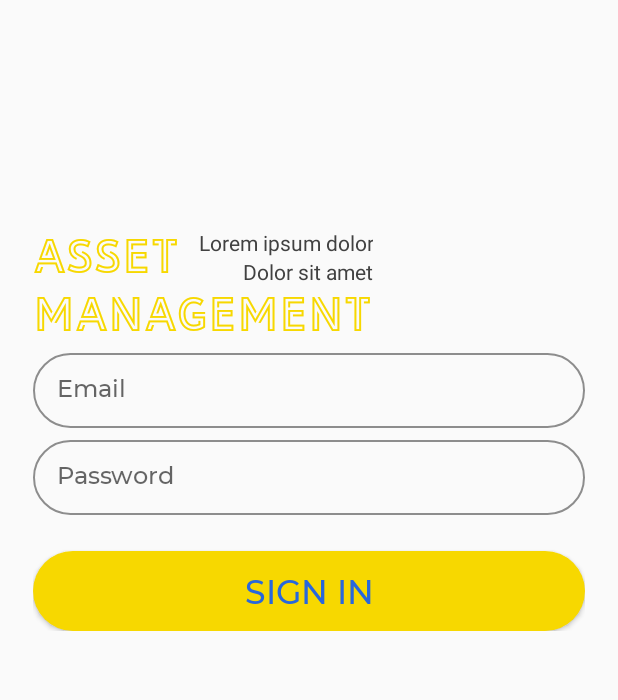
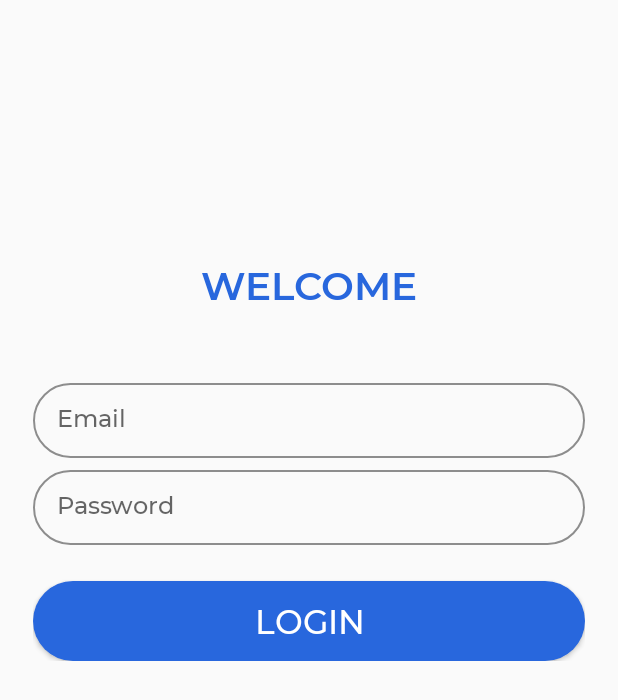
Before and after one commit to misbahmunirinalkhafadh/Asset-Management-Mobile, an Android app: the screen it shows after launch (LoginActivity), on a phone screen of 412 x 824 dp. Shown: the top 700 px of the screen. Run offline under Robolectric (Android 15) with nearby library versions, the phone set to English and light mode, and no system bars.

Commit message:
update lage

```diff
--- a/app/src/main/res/drawable/btn_login.xml
+++ b/app/src/main/res/drawable/btn_login.xml
@@ -2,7 +2,7 @@
 <shape xmlns:android="http://schemas.android.com/apk/res/android">
 
     <solid
-        android:color="@color/colorYellow"
+        android:color="@color/colorBlue"
 
         />
 
--- a/app/src/main/res/layout/activity_informasi.xml
+++ b/app/src/main/res/layout/activity_informasi.xml
@@ -57,13 +57,13 @@
                 android:layout_marginTop="16dp" />
 
             <include
-                android:layout_marginBottom="16dp"
                 android:id="@+id/button"
                 style="@style/ItemLayout"
                 layout="@layout/layout_btn_information"
                 android:layout_width="match_parent"
                 android:layout_height="wrap_content"
-                android:layout_marginTop="16dp" />
+                android:layout_marginTop="16dp"
+                android:layout_marginBottom="16dp" />
 
         </LinearLayout>
 
--- a/app/src/main/res/layout/activity_login.xml
+++ b/app/src/main/res/layout/activity_login.xml
@@ -1,6 +1,5 @@
 <?xml version="1.0" encoding="utf-8"?>
 <ScrollView xmlns:android="http://schemas.android.com/apk/res/android"
-    xmlns:app="http://schemas.android.com/apk/res-auto"
     xmlns:tools="http://schemas.android.com/tools"
     android:id="@+id/sv_login"
     android:layout_width="match_parent"
@@ -9,22 +8,21 @@
 
     <LinearLayout
         android:layout_width="match_parent"
-        android:layout_height="match_parent"
+        android:layout_height="wrap_content"
         android:orientation="vertical"
         android:padding="22dp">
 
         <LinearLayout
             android:id="@+id/logo_app"
-            android:layout_width="wrap_content"
+            android:layout_width="match_parent"
             android:layout_height="wrap_content"
-            android:layout_marginTop="130dp"
-            android:transitionName="logoTransition"
-            app:layout_constraintBottom_toBottomOf="parent"
-            app:layout_constraintEnd_toEndOf="parent"
-            app:layout_constraintStart_toStartOf="parent"
-            app:layout_constraintTop_toTopOf="parent">
+            android:layout_marginTop="150dp"
+            android:layout_marginBottom="40dp">
 
-            <include layout="@layout/logo_app" />
+            <TextView
+                style="@style/ItemTextLogin"
+                android:gravity="center"
+                android:text="WELCOME" />
 
         </LinearLayout>
 
@@ -56,14 +54,14 @@
 
         <Button
             android:id="@+id/btn_login"
-            android:layout_width="fill_parent"
+            android:layout_width="match_parent"
             android:layout_height="wrap_content"
             android:layout_marginTop="24dp"
             android:background="@drawable/btn_login"
             android:fontFamily="@font/mmedium"
             android:padding="12dp"
-            android:text="sign in"
-            android:textColor="@color/colorBlue"
+            android:text="login"
+            android:textColor="@color/colorWhite"
             android:textSize="22dp" />
 
     </LinearLayout>
--- a/app/src/main/res/layout/activity_main.xml
+++ b/app/src/main/res/layout/activity_main.xml
@@ -35,7 +35,7 @@
                 android:layout_height="70dp"
                 android:src="@drawable/ic_profile"
                 android:transitionName="profileTransition"
-                app:civ_border_color="@color/colorYellow"
+                app:civ_border_color="@color/colorWhite"
                 app:civ_border_width="2dp" />
 
             <LinearLayout
--- a/app/src/main/res/layout/activity_profile.xml
+++ b/app/src/main/res/layout/activity_profile.xml
@@ -33,7 +33,7 @@
         android:layout_centerHorizontal="true"
         android:src="@drawable/ic_profile"
         android:transitionName="profileTransition"
-        app:civ_border_color="@color/colorYellow"
+        app:civ_border_color="@color/colorWhite"
         app:civ_border_width="6dp" />
 
     <LinearLayout
@@ -117,7 +117,7 @@
             android:elevation="4dp"
             android:fontFamily="@font/mmedium"
             android:text="Logout"
-            android:textColor="@color/colorBlue"
+            android:textColor="@color/colorWhite"
             android:textSize="22sp" />
 
     </LinearLayout>
--- a/app/src/main/res/layout/activity_splash.xml
+++ b/app/src/main/res/layout/activity_splash.xml
@@ -17,7 +17,7 @@
         app:layout_constraintStart_toStartOf="parent"
         app:layout_constraintTop_toTopOf="parent">
 
-        <include layout="@layout/logo_app"/>
+        <include layout="@layout/logo_app" />
 
     </LinearLayout>
 
--- a/app/src/main/res/layout/layout_btn_maintenance.xml
+++ b/app/src/main/res/layout/layout_btn_maintenance.xml
@@ -1,7 +1,9 @@
 <?xml version="1.0" encoding="utf-8"?>
 <LinearLayout xmlns:android="http://schemas.android.com/apk/res/android"
-    android:orientation="vertical" android:layout_width="match_parent"
-    android:layout_height="match_parent">
+    android:layout_width="match_parent"
+    android:layout_height="match_parent"
+    android:orientation="vertical">
+
     <Button
         android:id="@+id/btn_submit"
         style="@style/ButtonItem"
--- a/app/src/main/res/layout/logo_app.xml
+++ b/app/src/main/res/layout/logo_app.xml
@@ -14,29 +14,29 @@
             android:layout_height="wrap_content"
             android:fontFamily="@font/libary"
             android:text="Asset"
-            android:textColor="@color/colorYellow"
+            android:textColor="@color/colorWhite"
             android:textSize="30sp" />
 
-        <LinearLayout
-            android:layout_width="match_parent"
-            android:layout_height="wrap_content"
-            android:orientation="vertical">
+<!--        <LinearLayout-->
+<!--            android:layout_width="match_parent"-->
+<!--            android:layout_height="wrap_content"-->
+<!--            android:orientation="vertical">-->
 
-            <TextView
-                android:layout_width="match_parent"
-                android:layout_height="wrap_content"
-                android:textColor="#414141"
-                android:text="Lorem ipsum dolor"
-                android:gravity="right" />
+<!--            <TextView-->
+<!--                android:layout_width="match_parent"-->
+<!--                android:layout_height="wrap_content"-->
+<!--                android:textColor="#414141"-->
+<!--                android:text="Lorem ipsum dolor"-->
+<!--                android:gravity="right" />-->
 
-            <TextView
-                android:layout_width="match_parent"
-                android:layout_height="wrap_content"
-                android:textColor="#414141"
-                android:text="Dolor sit amet"
-                android:gravity="right" />
+<!--            <TextView-->
+<!--                android:layout_width="match_parent"-->
+<!--                android:layout_height="wrap_content"-->
+<!--                android:textColor="#414141"-->
+<!--                android:text="Dolor sit amet"-->
+<!--                android:gravity="right" />-->
 
-        </LinearLayout>
+<!--        </LinearLayout>-->
 
     </LinearLayout>
 
@@ -49,7 +49,7 @@
             android:layout_height="wrap_content"
             android:fontFamily="@font/libary"
             android:text="Management"
-            android:textColor="@color/colorYellow"
+            android:textColor="@color/colorWhite"
             android:textSize="30sp" />
 
     </LinearLayout>
--- a/app/src/main/res/values/styles.xml
+++ b/app/src/main/res/values/styles.xml
@@ -54,4 +54,12 @@
         <item name="android:textSize">14sp</item>
         <item name="android:fontFamily">@font/mregular</item>
     </style>
+
+    <style name="ItemTextLogin">
+        <item name="android:layout_width">match_parent</item>
+        <item name="android:layout_height">wrap_content</item>
+        <item name="android:textColor">@color/colorBlue</item>
+        <item name="android:textSize">26sp</item>
+        <item name="android:fontFamily">@font/msemibold</item>
+    </style>
 </resources>
```
Also changed, not shown: app/src/main/res/layout/activity_maintenance.xml (+11 -2 lines), app/src/main/res/layout/activity_review.xml (+6 -59 lines), app/src/main/res/layout/activity_scanner.xml (+11 -11 lines), app/src/main/res/layout/fragment_input_serial.xml (+8 -3 lines), app/src/main/res/layout/layout_additional.xml (+6 -6 lines), app/src/main/res/layout/layout_checking_comparison.xml (+46 -43 lines), app/src/main/res/layout/layout_info.xml (+17 -16 lines), app/src/main/res/layout/layout_item_asset.xml (+17 -17 lines), app/src/main/res/layout/layout_main_checklist.xml (+17 -15 lines), app/src/main/res/layout/layout_result.xml (added, +25 -0 lines), app/src/main/res/font/msemibold.ttf (added). Lines whose indentation alone changed are shown as unchanged.
